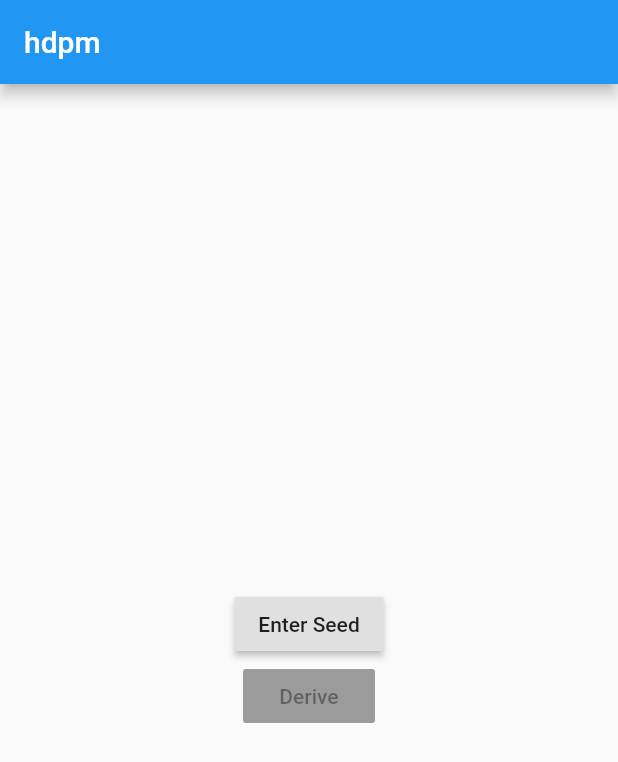
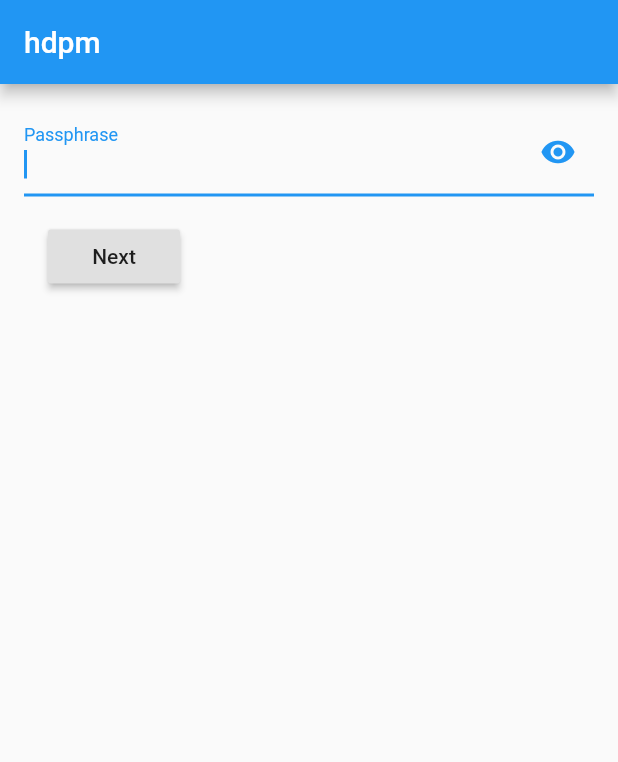
Before and after one commit to asssaf/hdpm, a Flutter app: the screen it shows after launch, on a phone screen of 412 x 824 dp. Shown: the top 762 px of the screen. Run offline on Flutter 3.47's test engine with Material 2 defaults, Android fonts, the phone set to English and light mode, and no system bars; our stand-ins replace hex, shared_preferences; missing offline and left inert: bip32, bip39, pointycastle.

Commit message:
store the seed in shared preferences (encrypted with a passphrase)

```diff
--- /dev/null
+++ b/lib/appstatecontainer.dart
@@ -0,0 +1,57 @@
+import 'package:flutter/material.dart';
+import 'package:hdpm/models/appstate.dart';
+import 'package:logging/logging.dart';
+
+final Logger _logger = Logger('AppStateContainer');
+
+class AppStateContainer extends StatefulWidget {
+  AppStateContainer({
+    @required this.child,
+    this.state,
+  });
+
+  final AppState state;
+  final Widget child;
+
+  @override
+  State createState() => _AppStateContainerState();
+
+  static _AppStateContainerState of(BuildContext context) {
+    return (context.inheritFromWidgetOfExactType(_InheritedStateContainer) as _InheritedStateContainer).data;
+  }
+}
+
+class _AppStateContainerState extends State<AppStateContainer> {
+  AppState state;
+
+  @override
+  Widget build(BuildContext context) {
+    return new _InheritedStateContainer(
+      data: this,
+      child: widget.child,
+    );
+  }
+
+  @override
+  void initState() {
+    super.initState();
+    if (widget.state != null) {
+      state = widget.state;
+    } else {
+      state = AppState();
+    }
+  }
+}
+
+class _InheritedStateContainer extends InheritedWidget {
+  final _AppStateContainerState data;
+
+  _InheritedStateContainer({
+    Key key,
+    @required this.data,
+    @required Widget child,
+  }) : super(key: key, child: child);
+
+  @override
+  bool updateShouldNotify(_InheritedStateContainer old) => true;
+}
--- /dev/null
+++ b/lib/models/appstate.dart
@@ -0,0 +1 @@
+class AppState {}
--- a/lib/routes.dart
+++ b/lib/routes.dart
@@ -1,19 +1,21 @@
 import 'package:flutter/material.dart';
 import 'package:hdpm/screens/derivepath/derivepathscreen.dart';
-import 'package:hdpm/screens/home/homescreen.dart';
+import 'package:hdpm/screens/passphraseinput/passphraseinputscreen.dart';
 import 'package:hdpm/screens/seedinput/seedinputscreen.dart';
 
 class Routes {
+  static const initial = '/';
   static const seedInput = '/seedinput';
   static const derivePath = '/derivepath';
 
   static Route<dynamic> generateRoute(RouteSettings settings) {
     switch (settings.name) {
-      case '/':
-        return MaterialPageRoute(builder: (_) => HomeScreen(title: 'hdpm'));
-      case Routes.seedInput:
-        return MaterialPageRoute(builder: (_) => SeedInputScreen(title: 'Seed Input'));
-      case Routes.derivePath:
+      case initial:
+        return MaterialPageRoute(builder: (_) => PassphraseInputScreen(title: 'hdpm'));
+      case seedInput:
+        var key = settings.arguments;
+        return MaterialPageRoute(builder: (_) => SeedInputScreen(title: 'Seed Input', seedEncryptionKey: key));
+      case derivePath:
         var seed = settings.arguments;
         return MaterialPageRoute(builder: (_) => DerivePathScreen(title: 'Derive Path', seed: seed));
     }
--- a/lib/screens/derivepath/components/pathinputform.dart
+++ b/lib/screens/derivepath/components/pathinputform.dart
@@ -29,11 +29,13 @@ class _PathInputFormState extends State<PathInputForm> {
       child: Column(
         crossAxisAlignment: CrossAxisAlignment.start,
         children: <Widget>[
-          TextFormField(
+          ListTile(
+            title: TextFormField(
               decoration: InputDecoration(
                 labelText: 'Derivation Path',
                 hintText: "m/0'/0/1",
               ),
+              autofocus: true,
               validator: (value) {
                 if (value.isEmpty) {
                   return 'Please enter some text';
@@ -41,6 +43,7 @@ class _PathInputFormState extends State<PathInputForm> {
                 //TODO validate bip32 path
               },
               onSaved: (value) => setState(() => _path = value),
+            ),
           ),
           Container(
             padding: const EdgeInsets.symmetric(vertical: 16.0, horizontal: 16.0),
--- a/lib/screens/home/homescreen.dart
+++ /dev/null
@@ -1,58 +0,0 @@
-import 'package:flutter/material.dart';
-import 'package:hdpm/routes.dart';
-
-class HomeScreen extends StatefulWidget {
-  HomeScreen({Key key, this.title}) : super(key: key);
-
-  final String title;
-
-  @override
-  _HomeScreenState createState() => _HomeScreenState();
-}
-
-class _HomeScreenState extends State<HomeScreen> {
-  String _seed;
-
-  @override
-  Widget build(BuildContext context) {
-    return Scaffold(
-      appBar: AppBar(
-        title: Text(widget.title),
-      ),
-      body: Container(
-        padding: const EdgeInsets.symmetric(vertical: 16.0, horizontal: 16.0),
-        child: Center(
-          child: Column(
-            crossAxisAlignment: CrossAxisAlignment.center,
-            mainAxisAlignment: MainAxisAlignment.center,
-            children: <Widget>[
-              _buildSeedInputButton(),
-              _buildDerivePathButton(),
-            ],
-          ),
-        ),
-      ),
-    );
-  }
-
-  Widget _buildSeedInputButton() {
-    return RaisedButton(
-      onPressed: () async {
-        final seed = await Navigator.pushNamed(context, Routes.seedInput);
-        if (seed != null) {
-          setState(() => _seed = seed);
-        }
-      },
-      child: Text(_seed == null ? 'Enter Seed' : 'Change Seed'),
-    );
-  }
-
-  Widget _buildDerivePathButton() {
-    return RaisedButton(
-      onPressed: _seed == null ? null : () {
-        Navigator.pushNamed(context, Routes.derivePath, arguments: _seed);
-      },
-      child: Text('Derive'),
-    );
-  }
-}
--- /dev/null
+++ b/lib/screens/passphraseinput/components/passphraseinputform.dart
@@ -0,0 +1,69 @@
+import 'package:flutter/foundation.dart';
+import 'package:flutter/material.dart';
+
+class PassphraseInputForm extends StatefulWidget {
+  PassphraseInputForm({Key key, this.onSave, this.enabled = true}) : super(key: key);
+
+  final ValueChanged<String> onSave;
+  final bool enabled;
+
+  @override
+  State createState() => _PassphraseInputState();
+}
+
+class _PassphraseInputState extends State<PassphraseInputForm> {
+  final _formKey = GlobalKey<FormState>();
+  String _passphrase;
+  bool _obscured = true;
+
+  @override
+  Widget build(BuildContext context) {
+    return Form(
+      key: _formKey,
+      child: Column(
+        crossAxisAlignment: CrossAxisAlignment.start,
+        children: <Widget>[
+          TextFormField(
+            enabled: widget.enabled,
+            decoration: InputDecoration(
+              labelText: 'Passphrase',
+              suffixIcon: IconButton(
+                icon: Icon(Icons.remove_red_eye),
+                onPressed: () {
+                  setState(() {
+                    _obscured = !_obscured;
+                  });
+                },
+              ),
+            ),
+            autofocus: true,
+            maxLines: null, // set to null to allow multiple lines
+            obscureText: _obscured,
+            validator: (value) {
+              if (value.isEmpty) {
+                return 'Please enter some text';
+              }
+            },
+            onSaved: (value) => setState(() => _passphrase = value),
+          ),
+          Container(
+            padding: const EdgeInsets.symmetric(vertical: 16.0, horizontal: 16.0),
+            child: RaisedButton(
+              onPressed: widget.enabled ? _save : null,
+              child: Text('Next'),
+            ),
+          ),
+        ],
+      ),
+    );
+  }
+
+  void _save() {
+    final form = _formKey.currentState;
+    if (form.validate()) {
+      form.save();
+
+      widget.onSave(_passphrase);
+    }
+  }
+}
--- /dev/null
+++ b/lib/screens/passphraseinput/passphraseinputscreen.dart
@@ -0,0 +1,97 @@
+import 'dart:convert';
+import 'dart:typed_data';
+
+import 'package:flutter/foundation.dart';
+import 'package:flutter/material.dart';
+import 'package:hdpm/components/app/appbarbuilder.dart';
+import 'package:hdpm/routes.dart';
+import 'package:hdpm/screens/passphraseinput/components/passphraseinputform.dart';
+import 'package:hdpm/services/seedencryption.dart';
+import 'package:hdpm/services/seedrepository.dart';
+import 'package:logging/logging.dart';
+import 'package:pointycastle/api.dart';
+import 'package:pointycastle/key_derivators/api.dart';
+import 'package:pointycastle/key_derivators/scrypt.dart';
+
+final Logger _logger = Logger('PassphraseInput');
+
+class PassphraseInputScreen extends StatefulWidget {
+  PassphraseInputScreen({Key key, this.title}) : super(key: key);
+
+  final String title;
+
+  @override
+  State createState() => _PassphraseInputState();
+}
+
+class _PassphraseInputState extends State<PassphraseInputScreen> {
+  bool _processing = false;
+  bool _loading = true;
+  Uint8List _encryptedSeed;
+
+  @override
+  void initState() {
+    _loadEncryptedSeed();
+  }
+
+  @override
+  Widget build(BuildContext context) {
+    return Scaffold(
+      appBar: AppBarBuilder().build(
+        context: context,
+        title: widget.title,
+        locked: true,
+      ),
+      body: Container(
+        padding: const EdgeInsets.symmetric(vertical: 16.0, horizontal: 16.0),
+        child: PassphraseInputForm(onSave: _onSave, enabled: !_processing),
+      ),
+    );
+  }
+
+  void _loadEncryptedSeed() async {
+    final encryptedSeed = await SeedRepository().fetchSeed();
+
+    setState(() {
+      _encryptedSeed = encryptedSeed;
+      _loading = false;
+    });
+  }
+
+  void _onSave(String passphrase) async {
+    setState(() {
+      _processing = true;
+    });
+
+    _logger.fine('Deriving key from passphrase');
+    var key = await compute(_computeKey, passphrase);
+    _logger.fine('Finished deriving key from passphrase');
+
+    setState(() {
+      _processing = false;
+    });
+
+    //TODO if still loading, wait
+
+    if (_encryptedSeed == null) {
+      Navigator.pushNamed(context, Routes.seedInput, arguments: key);
+    } else {
+      final seed = SeedEncryption().decrypt(key, _encryptedSeed);
+      Navigator.pushNamedAndRemoveUntil(context, Routes.derivePath, (_) => false, arguments: seed);
+    }
+  }
+
+  static Uint8List _computeKey(String passphrase) {
+    //TODO argon2 would be better (side channel attack resistant) but not supported by pointycastle
+    KeyDerivator derivator = Scrypt();
+
+    final N = 16384;
+    final r = 8;
+    final p = 1;
+    final desiredKeySize = 32; // 32 byte key needed for aes256
+    final salt = utf8.encode("hdpm.1560390267");
+
+    derivator.init(ScryptParameters(N, r, p, desiredKeySize, salt));
+    return derivator.process(utf8.encode(passphrase));
+  }
+}
--- a/pubspec.yaml
+++ b/pubspec.yaml
@@ -26,6 +26,8 @@ dependencies:
 
   bip32: ^1.0.5
   bip39: ^1.0.3
+  logging: ^0.11.3
+  shared_preferences: ^0.5.3
 
 dev_dependencies:
   flutter_test:
```
Also changed, not shown: lib/components/app/appbarbuilder.dart (added, +27 -0 lines), lib/main.dart (+20 -1 lines), lib/screens/derivepath/components/seedinfo.dart (added, +83 -0 lines), lib/screens/derivepath/derivepathscreen.dart (+10 -5 lines), lib/screens/seedinput/components/seedinputform.dart (+6 -6 lines), lib/screens/seedinput/seedinputscreen.dart (+28 -6 lines), lib/services/seedencryption.dart (added, +53 -0 lines), lib/services/seedrepository.dart (added, +49 -0 lines), pubspec.lock. Lines whose indentation alone changed are shown as unchanged.
